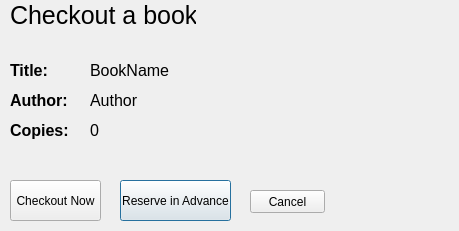
Above: NewWindowChur/checkoutscreen.ui from jandrealyn/LibraryQtSystem before the change. Below: the same form after it.
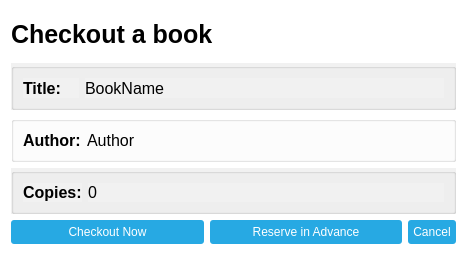
That is the form after the change. Icons and pictures are not drawn.

Commit message:
Updated checkoutscreen and reservebook
- Updated CheckOutScreen UI.
- Updated the QMessageBox's for CheckOutScreen and ReserveBook. Changed their titles and icons to be in line with the rest of the program.

Diff of the .ui file:
```diff
--- a/NewWindowChur/checkoutscreen.ui
+++ b/NewWindowChur/checkoutscreen.ui
@@ -6,8 +6,8 @@
    <rect>
     <x>0</x>
     <y>0</y>
-    <width>459</width>
-    <height>231</height>
+    <width>467</width>
+    <height>255</height>
    </rect>
   </property>
   <property name="windowTitle">
@@ -18,91 +18,86 @@
     <normalon>:/images/favicon.ico</normalon>
    </iconset>
   </property>
+  <property name="autoFillBackground">
+   <bool>false</bool>
+  </property>
   <property name="styleSheet">
-   <string notr="true">background-color: rgb(247, 247, 247);
+   <string notr="true">QDialog {
+background-color: white;
+}
+
+book_name_label {
+background-color: green;
+}
 
 QPushButton {
-border: 1px solid black;
+color: white;
+background-color: #27a9e3;
+border-radius: 3px;
+padding: 5px;
 }
 
-QPushButton:pressed {
-border-color: #e7e7e7;
+QPushButton::pressed {
+background-color: rgb(216, 150, 90);
+}
+
+QPushButton::hover {
+background-color: #59c7f7;
+}
+
+QPushButton::disabled {
+color: #ebebeb;
+background-color: #1c7ba6;
 }</string>
   </property>
-  <widget class="QPushButton" name="reserve">
-   <property name="geometry">
-    <rect>
-     <x>120</x>
-     <y>180</y>
-     <width>111</width>
-     <height>41</height>
-    </rect>
-   </property>
-   <property name="styleSheet">
-    <string notr="true"/>
-   </property>
-   <property name="text">
-    <string>Reserve in Advance</string>
-   </property>
-  </widget>
-  <widget class="QPushButton" name="cancel">
-   <property name="geometry">
-    <rect>
-     <x>250</x>
-     <y>190</y>
-     <width>75</width>
-     <height>23</height>
-    </rect>
-   </property>
-   <property name="styleSheet">
-    <string notr="true"/>
-   </property>
-   <property name="text">
-    <string>Cancel</string>
-   </property>
-  </widget>
+  <layout class="QVBoxLayout" name="verticalLayout">
+   <item>
+    <layout class="QVBoxLayout" name="verticalLayout_2">
+     <item>
   <widget class="QLabel" name="label">
-   <property name="geometry">
-    <rect>
-     <x>10</x>
-     <y>0</y>
-     <width>186</width>
-     <height>30</height>
-    </rect>
-   </property>
    <property name="font">
     <font>
      <pointsize>19</pointsize>
-    </font>
-   </property>
+         <weight>75</weight>
+         <italic>false</italic>
+         <bold>true</bold>
+        </font>
+       </property>
+       <property name="styleSheet">
+        <string notr="true">font: bold;</string>
+       </property>
    <property name="text">
     <string>Checkout a book</string>
    </property>
   </widget>
-  <widget class="QPushButton" name="checkoutNow">
-   <property name="geometry">
-    <rect>
-     <x>10</x>
-     <y>180</y>
-     <width>91</width>
-     <height>41</height>
-    </rect>
-   </property>
+     </item>
+     <item>
+      <layout class="QHBoxLayout" name="titleLayout">
+       <property name="spacing">
+        <number>6</number>
+       </property>
+       <property name="sizeConstraint">
+        <enum>QLayout::SetDefaultConstraint</enum>
+       </property>
+       <property name="leftMargin">
+        <number>0</number>
+       </property>
+       <item>
+        <widget class="QGroupBox" name="groupBox">
    <property name="styleSheet">
-    <string notr="true"/>
-   </property>
-   <property name="text">
-    <string>Checkout Now</string>
-   </property>
-  </widget>
+          <string notr="true">background-color: rgb(241, 241, 241);</string>
+         </property>
+         <property name="title">
+          <string/>
+         </property>
+         <layout class="QHBoxLayout" name="horizontalLayout">
+          <item>
   <widget class="QLabel" name="book_name_label_2">
-   <property name="geometry">
-    <rect>
-     <x>10</x>
-     <y>60</y>
-     <width>51</width>
-     <height>21</height>
-    </rect>
+            <property name="sizePolicy">
+             <sizepolicy hsizetype="Fixed" vsizetype="Preferred">
+              <horstretch>0</horstretch>
+              <verstretch>0</verstretch>
+             </sizepolicy>
    </property>
    <property name="font">
     <font>
@@ -111,83 +106,55 @@
      <bold>true</bold>
     </font>
    </property>
-   <property name="text">
-    <string>Title:</string>
-   </property>
-  </widget>
-  <widget class="QLabel" name="book_copies_label">
-   <property name="geometry">
-    <rect>
-     <x>90</x>
-     <y>120</y>
-     <width>361</width>
-     <height>21</height>
-    </rect>
-   </property>
-   <property name="font">
-    <font>
-     <pointsize>12</pointsize>
-    </font>
-   </property>
+            <property name="styleSheet">
+             <string notr="true"/>
+            </property>
    <property name="text">
-    <string>0</string>
-   </property>
-   <property name="textFormat">
-    <enum>Qt::AutoText</enum>
-   </property>
-   <property name="scaledContents">
-    <bool>false</bool>
-   </property>
-   <property name="alignment">
-    <set>Qt::AlignLeading|Qt::AlignLeft|Qt::AlignVCenter</set>
-   </property>
-  </widget>
-  <widget class="QLabel" name="book_name_label_3">
-   <property name="geometry">
-    <rect>
-     <x>10</x>
-     <y>90</y>
-     <width>71</width>
-     <height>21</height>
-    </rect>
-   </property>
-   <property name="font">
-    <font>
-     <pointsize>12</pointsize>
-     <weight>75</weight>
-     <bold>true</bold>
-    </font>
-   </property>
-   <property name="text">
-    <string>Author:</string>
-   </property>
-  </widget>
+             <string>Title:    </string>
+            </property>
+           </widget>
+          </item>
+          <item>
   <widget class="QLabel" name="book_name_label">
-   <property name="geometry">
-    <rect>
-     <x>90</x>
-     <y>60</y>
-     <width>351</width>
-     <height>21</height>
-    </rect>
+            <property name="sizePolicy">
+             <sizepolicy hsizetype="Expanding" vsizetype="Preferred">
+              <horstretch>0</horstretch>
+              <verstretch>0</verstretch>
+             </sizepolicy>
    </property>
    <property name="font">
     <font>
      <pointsize>12</pointsize>
     </font>
    </property>
+            <property name="styleSheet">
+             <string notr="true"/>
+            </property>
    <property name="text">
     <string>BookName</string>
    </property>
   </widget>
-  <widget class="QLabel" name="label_4">
-   <property name="geometry">
-    <rect>
-     <x>10</x>
-     <y>120</y>
-     <width>71</width>
-     <height>21</height>
-    </rect>
+          </item>
+         </layout>
+        </widget>
+       </item>
+      </layout>
+     </item>
+     <item>
+      <layout class="QHBoxLayout" name="authorLayout">
+       <item>
+        <widget class="QGroupBox" name="groupBox_3">
+         <property name="title">
+          <string/>
+         </property>
+         <layout class="QHBoxLayout" name="horizontalLayout_6">
+          <item>
+           <widget class="QLabel" name="book_name_label_3">
+            <property name="sizePolicy">
+             <sizepolicy hsizetype="Fixed" vsizetype="Preferred">
+              <horstretch>0</horstretch>
+              <verstretch>0</verstretch>
+             </sizepolicy>
    </property>
    <property name="font">
     <font>
@@ -197,26 +164,17 @@
     </font>
    </property>
    <property name="text">
-    <string>Copies:</string>
-   </property>
-   <property name="textFormat">
-    <enum>Qt::AutoText</enum>
-   </property>
-   <property name="scaledContents">
-    <bool>false</bool>
-   </property>
-   <property name="alignment">
-    <set>Qt::AlignLeading|Qt::AlignLeft|Qt::AlignVCenter</set>
-   </property>
-  </widget>
+             <string>Author:</string>
+            </property>
+           </widget>
+          </item>
+          <item>
   <widget class="QLabel" name="book_author_label">
-   <property name="geometry">
-    <rect>
-     <x>90</x>
-     <y>90</y>
-     <width>351</width>
-     <height>21</height>
-    </rect>
+            <property name="sizePolicy">
+             <sizepolicy hsizetype="Expanding" vsizetype="Preferred">
+              <horstretch>0</horstretch>
+              <verstretch>0</verstretch>
+             </sizepolicy>
    </property>
    <property name="font">
     <font>
@@ -227,12 +185,146 @@
     <string>Author</string>
    </property>
   </widget>
- </widget>
- <tabstops>
-  <tabstop>checkoutNow</tabstop>
-  <tabstop>reserve</tabstop>
-  <tabstop>cancel</tabstop>
- </tabstops>
+          </item>
+         </layout>
+        </widget>
+       </item>
+      </layout>
+     </item>
+     <item>
+      <layout class="QHBoxLayout" name="copiesLayout">
+       <item>
+        <widget class="QGroupBox" name="groupBox_2">
+         <property name="styleSheet">
+          <string notr="true">background-color: rgb(241, 241, 241);</string>
+         </property>
+         <property name="title">
+          <string/>
+         </property>
+         <layout class="QHBoxLayout" name="horizontalLayout_3">
+          <item>
+           <widget class="QLabel" name="label_4">
+            <property name="sizePolicy">
+             <sizepolicy hsizetype="Fixed" vsizetype="Preferred">
+              <horstretch>0</horstretch>
+              <verstretch>0</verstretch>
+             </sizepolicy>
+            </property>
+            <property name="font">
+             <font>
+              <pointsize>12</pointsize>
+              <weight>75</weight>
+              <bold>true</bold>
+             </font>
+            </property>
+            <property name="styleSheet">
+             <string notr="true"/>
+            </property>
+            <property name="text">
+             <string>Copies:</string>
+            </property>
+            <property name="textFormat">
+             <enum>Qt::AutoText</enum>
+            </property>
+            <property name="scaledContents">
+             <bool>false</bool>
+            </property>
+            <property name="alignment">
+             <set>Qt::AlignLeading|Qt::AlignLeft|Qt::AlignVCenter</set>
+            </property>
+           </widget>
+          </item>
+          <item>
+           <widget class="QLabel" name="book_copies_label">
+            <property name="sizePolicy">
+             <sizepolicy hsizetype="Expanding" vsizetype="Preferred">
+              <horstretch>0</horstretch>
+              <verstretch>0</verstretch>
+             </sizepolicy>
+            </property>
+            <property name="font">
+             <font>
+              <pointsize>12</pointsize>
+             </font>
+            </property>
+            <property name="styleSheet">
+             <string notr="true"/>
+            </property>
+            <property name="text">
+             <string>0</string>
+            </property>
+            <property name="textFormat">
+             <enum>Qt::AutoText</enum>
+            </property>
+            <property name="scaledContents">
+             <bool>false</bool>
+            </property>
+            <property name="alignment">
+             <set>Qt::AlignLeading|Qt::AlignLeft|Qt::AlignVCenter</set>
+            </property>
+           </widget>
+          </item>
+         </layout>
+        </widget>
+       </item>
+      </layout>
+     </item>
+     <item>
+      <layout class="QHBoxLayout" name="buttonsLayout">
+       <item>
+        <widget class="QPushButton" name="checkoutNow">
+         <property name="sizePolicy">
+          <sizepolicy hsizetype="Minimum" vsizetype="Minimum">
+           <horstretch>0</horstretch>
+           <verstretch>0</verstretch>
+          </sizepolicy>
+         </property>
+         <property name="styleSheet">
+          <string notr="true"/>
+         </property>
+         <property name="text">
+          <string>Checkout Now</string>
+         </property>
+        </widget>
+       </item>
+       <item>
+        <widget class="QPushButton" name="reserve">
+         <property name="sizePolicy">
+          <sizepolicy hsizetype="Minimum" vsizetype="Minimum">
+           <horstretch>0</horstretch>
+           <verstretch>0</verstretch>
+          </sizepolicy>
+         </property>
+         <property name="styleSheet">
+          <string notr="true"/>
+         </property>
+         <property name="text">
+          <string>Reserve in Advance</string>
+         </property>
+        </widget>
+       </item>
+       <item>
+        <widget class="QPushButton" name="cancel">
+         <property name="sizePolicy">
+          <sizepolicy hsizetype="Fixed" vsizetype="Fixed">
+           <horstretch>0</horstretch>
+           <verstretch>0</verstretch>
+          </sizepolicy>
+         </property>
+         <property name="styleSheet">
+          <string notr="true"/>
+         </property>
+         <property name="text">
+          <string>Cancel</string>
+         </property>
+        </widget>
+       </item>
+      </layout>
+     </item>
+    </layout>
+   </item>
+  </layout>
+ </widget>
  <resources/>
  <connections/>
 </ui>
```
Lines whose indentation alone changed are shown as unchanged. The commit also changes 6 other files.
